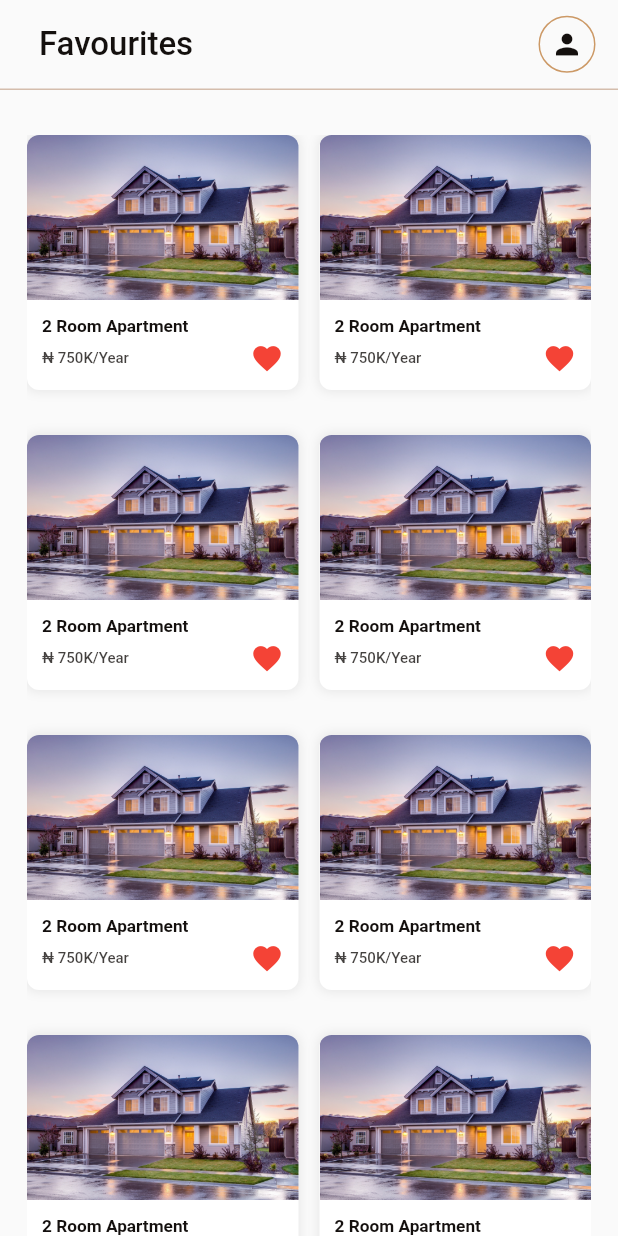
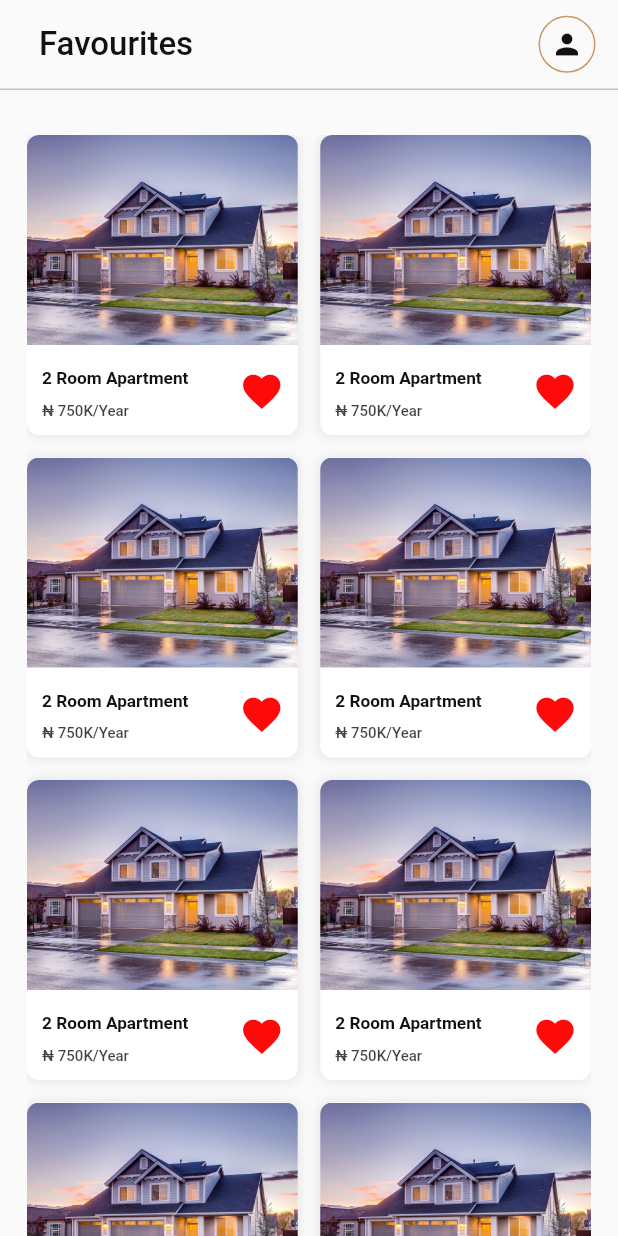
Before and after one commit to iluv27/joy_homes, a Flutter app: the FavouriteScreen screen opened directly, on a phone screen of 412 x 824 dp. Run offline on Flutter 3.47's test engine with Material 2 defaults, Android fonts, the phone set to English and light mode, and no system bars; our stand-ins replace cached_network_image, carousel_slider, flutter_image_compress, flutter_map, geolocator, google_sign_in and 3 more; network calls fail.

Commit message:
new commit

```diff
--- a/lib/screens/favourites.dart
+++ b/lib/screens/favourites.dart
@@ -8,12 +8,6 @@ class FavouriteScreen extends StatelessWidget {
   FavouriteScreen({super.key});
 
   final List favouriteContainer = [
-    const FavContainer(),
-    const FavContainer(),
-    const FavContainer(),
-    const FavContainer(),
-    const FavContainer(),
-    const FavContainer(),
     const FavContainer(),
     const FavContainer(),
     const FavContainer(),
@@ -61,8 +55,8 @@ class FavouriteScreen extends StatelessWidget {
           child: GridView.builder(
             gridDelegate: const SliverGridDelegateWithFixedCrossAxisCount(
                 crossAxisCount: 2,
-                mainAxisSpacing: 0,
-                crossAxisSpacing: 14,
+                mainAxisSpacing: 15,
+                crossAxisSpacing: 15,
                 childAspectRatio: 0.6,
                 mainAxisExtent: 200),
             itemCount: favouriteContainer.length,
@@ -78,14 +72,12 @@ class FavouriteScreen extends StatelessWidget {
 }
 
 class FavContainer extends StatelessWidget {
-  const FavContainer({super.key});
+  const FavContainer({Key? key});
 
   @override
   Widget build(BuildContext context) {
-    return Stack(
-      children: [
-        Container(
-          height: 170,
+    return Container(
+      height: 160,
       decoration: BoxDecoration(
         borderRadius: BorderRadius.circular(8),
         color: Colors.white,
@@ -94,51 +86,14 @@ class FavContainer extends StatelessWidget {
             color: Colors.grey.withOpacity(0.2),
             spreadRadius: 1,
             blurRadius: 5,
-                  offset: const Offset(
-                      0, 0.3), // changes the position of the shadow
-                ),
-              ]),
-          child: Padding(
-            padding: const EdgeInsets.fromLTRB(10, 10, 10, 10),
-            child: Column(
-              mainAxisAlignment: MainAxisAlignment.end,
-              crossAxisAlignment: CrossAxisAlignment.start,
-              children: [
-                const SizedBox(
-                  child: Text(
-                    '2 Room Apartment',
-                    style: TextStyle(
-                        fontSize: 11.5,
-                        fontWeight: FontWeight.bold,
-                        color: AppColors.textColor),
-                  ),
-                ),
-                const SizedBox(
-                  height: 5,
-                ),
-                Row(
-                  mainAxisAlignment: MainAxisAlignment.spaceBetween,
-                  children: [
-                    Text(
-                      '₦ 750K/Year',
-                      style: TextStyle(
-                          color: AppColors.textColor.withOpacity(0.8),
-                          fontSize: 10,
-                          fontWeight: FontWeight.w500),
-                    ),
-                    const Icon(
-                      Icons.favorite,
-                      size: 22,
-                      color: Colors.red,
+            offset: const Offset(0, 0.3),
           ),
         ],
-                )
-              ],
       ),
-          ),
-        ),
+      child: Stack(
+        children: [
           Container(
-          height: 110,
+            height: 140,
             decoration: const BoxDecoration(
               image: DecorationImage(
                 image: AssetImage('assets/images/house1.jpg'),
@@ -150,7 +105,48 @@ class FavContainer extends StatelessWidget {
               ),
             ),
           ),
+          Positioned(
+            bottom: 5,
+            right: 0,
+            child: IconButton(
+              padding: EdgeInsets.zero,
+              iconSize: 30,
+              alignment: Alignment.center,
+              onPressed: () {},
+              icon: Icon(
+                Icons.favorite,
+                color: Color.fromARGB(255, 255, 10, 10),
+              ),
+            ),
+          ),
+          Padding(
+            padding: const EdgeInsets.fromLTRB(10, 10, 10, 10),
+            child: Column(
+              mainAxisAlignment: MainAxisAlignment.end,
+              crossAxisAlignment: CrossAxisAlignment.start,
+              children: [
+                Text(
+                  '2 Room Apartment',
+                  style: TextStyle(
+                    fontSize: 11.5,
+                    fontWeight: FontWeight.bold,
+                    color: AppColors.textColor,
+                  ),
+                ),
+                const SizedBox(height: 10),
+                Text(
+                  '₦ 750K/Year',
+                  style: TextStyle(
+                    color: AppColors.textColor.withOpacity(0.8),
+                    fontSize: 10,
+                    fontWeight: FontWeight.w500,
+                  ),
+                ),
               ],
+            ),
+          ),
+        ],
+      ),
     );
   }
 }
```
Also changed, not shown: lib/screens/home_screen/home.dart (+96 -34 lines), lib/screens/search_screen/search.dart (+49 -13 lines), lib/user_database.json (added, +164 -0 lines). Lines whose indentation alone changed are shown as unchanged.
